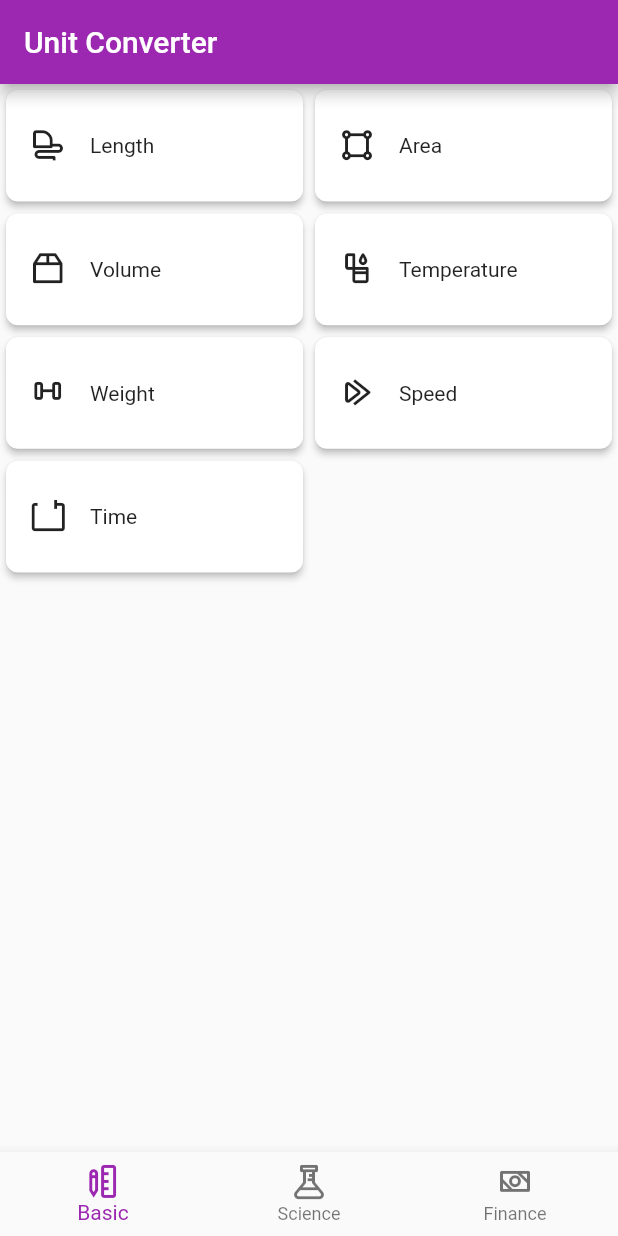
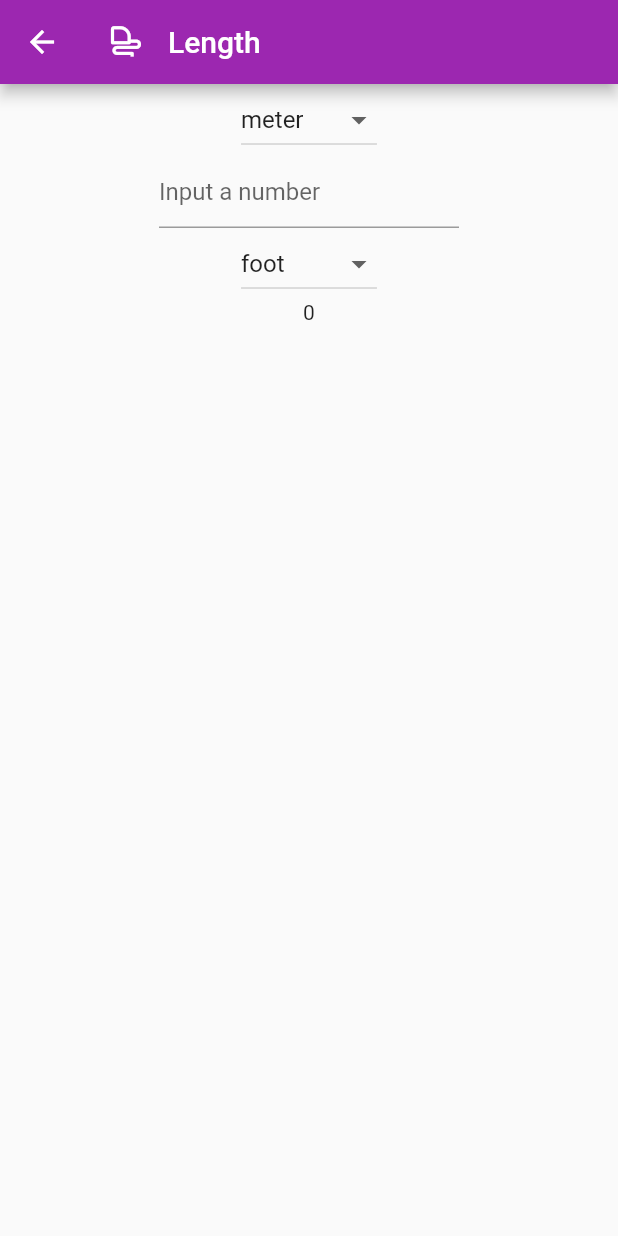
Before and after one commit to woyuwang/unit-converter, a Flutter app: the screen it shows after launch, after a tap on "Length", on a phone screen of 412 x 824 dp. Run offline on Flutter 3.47's test engine with Material 2 defaults, Android fonts, the phone set to English and light mode, and no system bars.

Commit message:
added basic length conversion.

```diff
--- /dev/null
+++ b/lib/conversion-view.dart
@@ -0,0 +1,98 @@
+import 'package:flutter/material.dart';
+import 'package:flutter/services.dart';
+import 'converter.dart';
+import 'main.dart';
+
+class ConversionView extends StatefulWidget {
+  final Category category;
+
+  ConversionView(this.category);
+
+  @override
+  _ConversionViewState createState() => _ConversionViewState();
+}
+
+class _ConversionViewState extends State<ConversionView> {
+  Unit _from;
+  Unit _to;
+  double _toV;
+  final _inputController = TextEditingController();
+
+  @override
+  void initState() {
+    super.initState();
+
+    _from = widget.category.units[0];
+    _to = widget.category.units[1];
+    if(double.tryParse(_inputController.text) != null) _toV = Unit.convert(_from, _to, double.tryParse(_inputController.text));
+  }
+
+  @override
+  Widget build(BuildContext context) {
+    return Scaffold(
+      appBar: AppBar(
+        title: Row(
+          mainAxisAlignment: MainAxisAlignment.start,
+          children: <Widget>[
+            widget.category.icon,
+            SizedBox(width: 16.0),
+            Text(widget.category.name),
+          ],
+        ),
+      ),
+      body: Column(
+        children: <Widget>[
+          Container(
+            width: double.infinity,
+          ),
+          DropdownButton<Unit>(
+            value: _from,
+            onChanged: (unit) {
+              setState(() {
+                _from = unit;
+                _toV = Unit.convert(_from, _to, double.tryParse(_inputController.text));
+              });
+            },
+            items: widget.category.units.map((unit) {
+              return DropdownMenuItem<Unit>(
+                value: unit,
+                child: Text(unit.name),
+              );
+            }).toList(),
+          ),
+          Container(
+            width: 200.0,
+            child: TextField(
+              controller: _inputController,
+              keyboardType: TextInputType.number,
+              decoration: InputDecoration(
+                hintText: 'Input a number',
+              ),
+              onChanged: (value) {
+                setState(() {
+                  _toV = Unit.convert(_from, _to, double.tryParse(_inputController.text));
+                });
+              },
+            ),
+          ),
+          DropdownButton<Unit>(
+            value: _to,
+            onChanged: (unit) {
+              setState(() {
+                _to = unit;
+                _toV = Unit.convert(_from, _to, double.tryParse(_inputController.text));
+              });
+            },
+            items: widget.category.units.map((unit) {
+              return DropdownMenuItem<Unit>(
+                value: unit,
+                child: Text(unit.name),
+              );
+            }).toList(),
+          ),
+          Text(_toV == null ? '0' : _toV.toStringAsFixed(3)),
+        ],
+      ),
+    );
+  }
+}
--- /dev/null
+++ b/lib/converter.dart
@@ -0,0 +1,23 @@
+class Unit {
+  String name;
+  String symbol;
+  double factoredOffset;
+  double factor;
+  double offset;
+
+  Unit(this.name, this.symbol, this.factoredOffset, this.factor, this.offset);
+
+  static double convertToSI(Unit unit, double value) {
+    if(value == null) value = 0;
+    return (value - unit.offset) * unit.factor - unit.factoredOffset;
+  }
+
+  static double convertFromSI(Unit unit, double value) {
+    if(value == null) value = 0;
+    return (value + unit.factoredOffset) / unit.factor + unit.offset;
+  }
+
+  static double convert(Unit from, Unit to, double value) {
+    return convertFromSI(to, convertToSI(from, value));
+  }
+}
--- a/lib/main.dart
+++ b/lib/main.dart
@@ -1,21 +1,22 @@
 import 'package:flutter/material.dart';
+import 'conversion-view.dart';
+import 'converter.dart';
 import 'presentation/nova_icons.dart';
 
 void main() => runApp(MyApp());
 
-class Topic {
+class Category {
   final String name;
   final Icon icon;
-  final String route;
+  final List<Unit> units;
 
-  Topic(this.name, this.icon, {this.route});
+  Category(this.name, this.icon, this.units);
 }
 
 class MyApp extends StatelessWidget {
   @override
   Widget build(BuildContext context) {
     return MaterialApp(
-      title: 'Flutter Demo',
       theme: ThemeData(
         primarySwatch: Colors.purple,
       ),
@@ -31,36 +32,69 @@ class MainView extends StatefulWidget {
 
 class _MainViewState extends State<MainView> {
   int _currentTab = 0;
-  List<Topic> _basicTopics = [
-    Topic('Length', Icon(NovaIcons.tools_measuring_tape)),
-    Topic('Area', Icon(NovaIcons.vector_square_1)),
-    Topic('Volume', Icon(NovaIcons.box_2)),
-    Topic('Temperature', Icon(NovaIcons.fire_lighter)),
-    Topic('Weight', Icon(NovaIcons.sport_dumbbell_1)),
-    Topic('Speed', Icon(NovaIcons.video_control_fast_forward)),
-    Topic('Time', Icon(NovaIcons.calendar_1)),
+  List<Category> _basicCategories = [
+    Category('Length', Icon(NovaIcons.tools_measuring_tape),
+      [
+        Unit('meter', 'm', 0, 1.0, 0),
+        Unit('foot', 'ft', 0, 0.304800610, 0),
+        Unit('kilometer', 'km', 0, 1000, 0),
+        Unit('yard', 'yd', 0, 0.9144, 0),
+      ],
+    ),
+    Category('Area', Icon(NovaIcons.vector_square_1),
+      [],
+    ),
+    Category('Volume', Icon(NovaIcons.box_2),
+      [],
+    ),
+    Category('Temperature', Icon(NovaIcons.fire_lighter),
+      [],
+    ),
+    Category('Weight', Icon(NovaIcons.sport_dumbbell_1),
+      [],
+    ),
+    Category('Speed', Icon(NovaIcons.video_control_fast_forward),
+      [],
+    ),
+    Category('Time', Icon(NovaIcons.calendar_1),
+      [],
+    ),
   ];
-  List<Topic> _scienceTopics = [
-    Topic('Pressure', Icon(NovaIcons.water_droplet)),
-    Topic('Energy', Icon(NovaIcons.flash)),
-    Topic('Force', Icon(NovaIcons.cursor_arrow_1)),
-    Topic('Current', Icon(NovaIcons.battery_charging_1)),
+  List<Category> _scienceCategories = [
+    Category('Pressure', Icon(NovaIcons.water_droplet),
+      [],
+    ),
+    Category('Energy', Icon(NovaIcons.flash),
+      [],
+    ),
+    Category('Force', Icon(NovaIcons.cursor_arrow_1),
+      [],
+    ),
+    Category('Current', Icon(NovaIcons.battery_charging_1),
+      [],
+    ),
   ];
-  List<Topic> _financeTopics = [
-    Topic('Tip', Icon(NovaIcons.banking_spendings_1)),
-    Topic('Loan', Icon(NovaIcons.business_briefcase_cash)),
-    Topic('Currency', Icon(NovaIcons.location_pin_bank_2)),
+  List<Category> _financeCategories = [
+    Category('Tip', Icon(NovaIcons.banking_spendings_1),
+      [],
+    ),
+    Category('Loan', Icon(NovaIcons.business_briefcase_cash),
+      [],
+    ),
+    Category('Currency', Icon(NovaIcons.location_pin_bank_2),
+      [],
+    ),
   ];
 
   Widget _buildTab() {
     return SliverGrid.count(
       crossAxisCount: 2,
       childAspectRatio: 2.5,
-      children: _buildTopics(),
+      children: _buildCategories(),
     );
   }
 
-  Widget _buildTopicCard(Topic topic){
+  Widget _buildTopicCard(Category topic){
     return Card(
       elevation: 2.0,
       shape: RoundedRectangleBorder(
@@ -68,7 +102,12 @@ class _MainViewState extends State<MainView> {
       ),
       child: InkWell(
         borderRadius: BorderRadius.circular(8.0),
-        onTap: () {},
+        onTap: () {
+          Navigator.push(
+            context,
+            MaterialPageRoute(builder: (context) => ConversionView(topic))
+          );
+        },
         child: Padding(
           padding: const EdgeInsets.all(16.0),
           child: Row(
@@ -83,13 +122,13 @@ class _MainViewState extends State<MainView> {
     );
   }
 
-  List<Widget> _buildTopics() {
+  List<Widget> _buildCategories() {
     if(_currentTab == 0) {
-      return _basicTopics.map((topic) => _buildTopicCard(topic)).toList();
+      return _basicCategories.map((topic) => _buildTopicCard(topic)).toList();
     } else if (_currentTab == 1) {
-      return _scienceTopics.map((topic) => _buildTopicCard(topic)).toList();
+      return _scienceCategories.map((topic) => _buildTopicCard(topic)).toList();
     } else {
-      return _financeTopics.map((topic) => _buildTopicCard(topic)).toList();
+      return _financeCategories.map((topic) => _buildTopicCard(topic)).toList();
     }
   }
 
```
